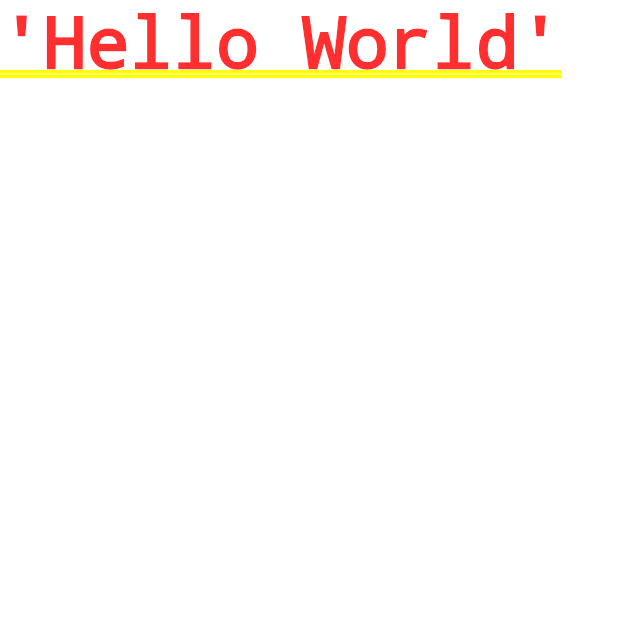
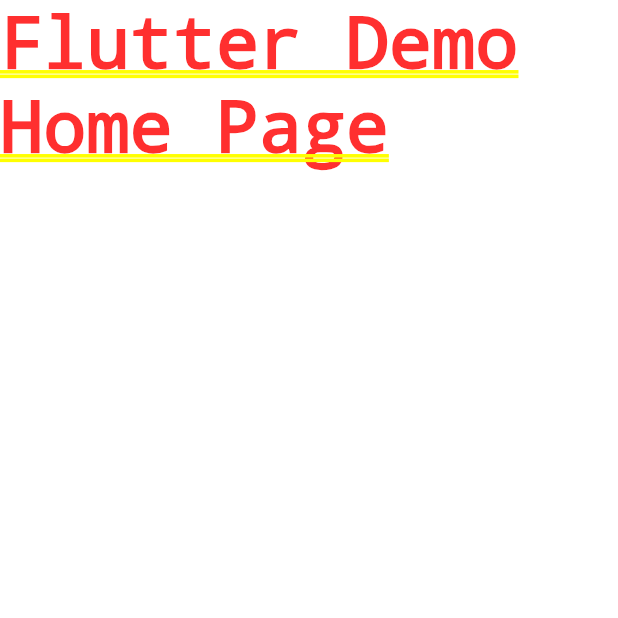
Before and after one commit to rovshenhojayev/Meals-App, a Flutter app: the screen it shows after launch, on a phone screen of 412 x 824 dp, the top half of it. Run offline on Flutter 3.47's test engine with Material 3 defaults, Android fonts, the phone set to English and light mode, and no system bars; our stand-ins replace google_fonts.

Commit message:
It's First changes on code

```diff
--- a/lib/main.dart
+++ b/lib/main.dart
@@ -21,7 +21,7 @@ class App extends StatelessWidget {
   Widget build(BuildContext context) {
     final materialApp = MaterialApp(
       theme: theme,
-      home: Text("'Hello World'"), // Todo ...,
+      home: Text('Flutter Demo Home Page'), // Todo ...,
     );
     return materialApp;
   }
```
